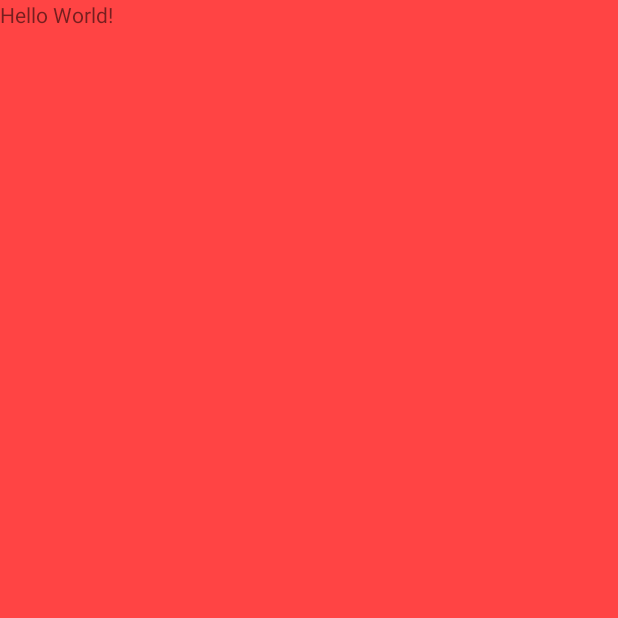
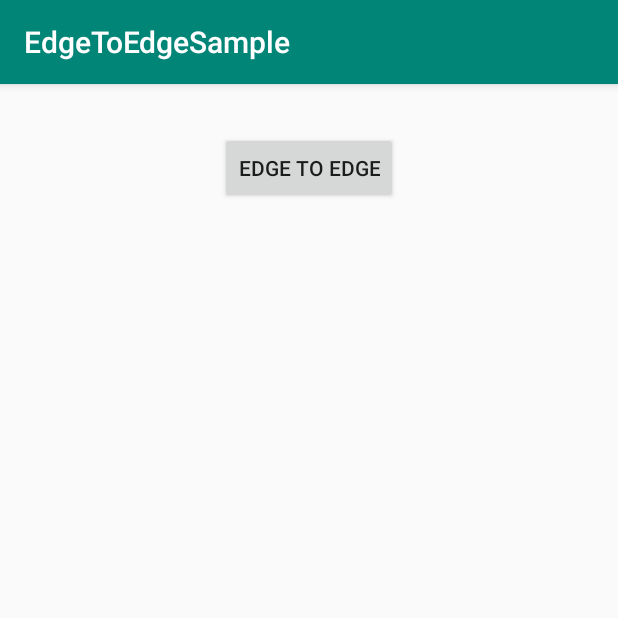
Before and after one commit to crazyma/EdgeToEdgeSample, an Android app: the screen it shows after launch (MainActivity), on a phone screen of 412 x 824 dp, the top half of it. Before the commit the part shown is almost empty. Run offline under Robolectric (Android 15) with nearby library versions, the phone set to English and light mode, and no system bars.

```diff
--- a/app/src/main/res/layout/activity_main.xml
+++ b/app/src/main/res/layout/activity_main.xml
@@ -1,16 +1,22 @@
 <?xml version="1.0" encoding="utf-8"?>
-<androidx.coordinatorlayout.widget.CoordinatorLayout
+<androidx.constraintlayout.widget.ConstraintLayout
     xmlns:android="http://schemas.android.com/apk/res/android"
+    xmlns:app="http://schemas.android.com/apk/res-auto"
+    xmlns:tools="http://schemas.android.com/tools"
     android:layout_width="match_parent"
-    android:layout_height="match_parent"
-    android:fitsSystemWindows="true">
+    android:layout_height="match_parent">
 
-    <TextView
-        android:layout_width="match_parent"
-        android:layout_height="match_parent"
-        android:background="@android:color/holo_red_light"
-        android:fitsSystemWindows="true"
+    <Button
+        android:id="@+id/edgeToEdgeButton"
+        android:layout_width="wrap_content"
+        android:layout_height="wrap_content"
+        android:layout_marginStart="8dp"
+        android:layout_marginTop="32dp"
+        android:layout_marginEnd="8dp"
         android:onClick="buttonClicked"
-        android:text="Hello World!" />
+        android:text="Edge to edge"
+        app:layout_constraintEnd_toEndOf="parent"
+        app:layout_constraintStart_toStartOf="parent"
+        app:layout_constraintTop_toTopOf="parent" />
 
-</androidx.coordinatorlayout.widget.CoordinatorLayout>
+</androidx.constraintlayout.widget.ConstraintLayout>
--- a/app/src/main/res/values/styles.xml
+++ b/app/src/main/res/values/styles.xml
@@ -6,17 +6,9 @@
         <item name="colorPrimary">@color/colorPrimary</item>
         <item name="colorPrimaryDark">@color/colorPrimaryDark</item>
         <item name="colorAccent">@color/colorAccent</item>
+    </style>
 
-
-
-        <!--<item name="colorPrimary">@android:color/transparent</item>-->
-        <!--<item name="colorPrimaryDark">@color/colorPrimaryDark</item>-->
-        <!--<item name="colorAccent">@color/colorAccent</item>-->
-        <item name="android:navigationBarColor">@android:color/transparent</item>
-        <!--<item name="android:statusBarColor">@android:color/transparent</item>-->
-
-
-
+    <style name="AppTheme.NoStatus">
         <item name="windowNoTitle">true</item>
         <item name="windowActionBar">false</item>
         <item name="windowActionModeOverlay">true</item>
@@ -24,4 +16,8 @@
         <item name="android:statusBarColor">@android:color/transparent</item>
     </style>
 
+    <style name="AppTheme.NoStatus.NoNavigation">
+        <item name="android:navigationBarColor">@android:color/transparent</item>
+    </style>
+
 </resources>
```
Also changed, not shown: app/src/main/AndroidManifest.xml (+6 -2 lines), app/src/main/java/com/beibeilab/edgetoedgesample/EdgeToEdgeActivity.kt (added, +49 -0 lines), app/src/main/java/com/beibeilab/edgetoedgesample/MainActivity.kt (+6 -31 lines), app/src/main/res/layout/activity_edge_to_edge.xml (added, +16 -0 lines).
